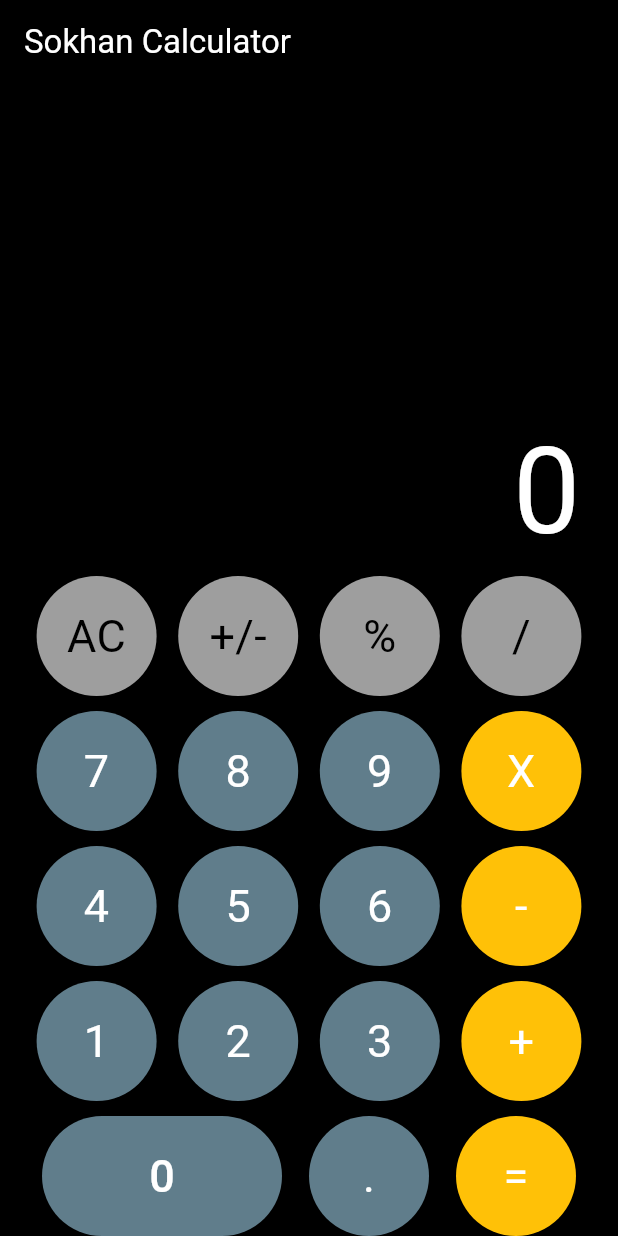
After one commit to sopheap-it/todo_app_team, a Flutter app: the Calculator screen opened directly, after a tap on "AC", on a phone screen of 412 x 824 dp. The commit adds this screen. Run offline on Flutter 3.47's test engine with Material 3 defaults, Android fonts, the phone set to English and light mode, and no system bars; our stand-ins replace badges, google_fonts.

Commit message:
first calculator

```diff
--- /dev/null
+++ b/lib/kheavsokhan/calculator/calculator.dart
@@ -0,0 +1,270 @@
+import 'package:flutter/material.dart';
+import 'package:todo_app_team/kheavsokhan/calculator/widget_button.dart';
+
+class Calculator extends StatefulWidget {
+  const Calculator({super.key});
+
+  @override
+  State<Calculator> createState() => _CalculatorState();
+}
+
+class _CalculatorState extends State<Calculator> {
+  String numberOne = "";
+  String numberTwo = "";
+  String operand = "";
+  String result = "";
+
+  void onBtn(String value) {
+    setState(() {
+      if (value == "AC") {
+        numberOne = "";
+        numberTwo = "";
+        operand = "";
+        result = "";
+      }
+      else if (value == "+" || value == "-" || value == "X" || value == "/") {
+        if (numberOne.isNotEmpty) {
+          operand = value;
+        }
+      }
+      else if (value == "=") {
+        if (numberOne.isNotEmpty && numberTwo.isNotEmpty && operand.isNotEmpty) {
+          double num1 = double.parse(numberOne);
+          double num2 = double.parse(numberTwo);
+          switch (operand) {
+            case "+":
+              result = (num1 + num2).toString();
+              break;
+            case "-":
+              result = (num1 - num2).toString();
+              break;
+            case "X":
+              result = (num1 * num2).toString();
+              break;
+            case "/":
+              if (num2 != 0) {
+                result = (num1 / num2).toString();
+              } else {
+                result = "Error";
+              }
+              break;
+          }
+          numberOne = result;
+          numberTwo = "";
+          operand = "";
+        }
+      }
+      else {
+        if (operand.isEmpty) {
+          numberOne += value;
+        } else {
+          numberTwo += value;
+        }
+      }
+    });
+  }
+
+  @override
+  Widget build(BuildContext context) {
+    return Scaffold(
+      backgroundColor: Colors.black,
+      appBar: AppBar(
+        backgroundColor: Colors.black,
+        automaticallyImplyLeading: false,
+        title: const Text(
+          "Sokhan Calculator",
+          style: TextStyle(color: Colors.white),
+        ),
+      ),
+      body: Padding(
+        padding: const EdgeInsets.symmetric(horizontal: 10),
+        child: Column(
+          mainAxisAlignment: MainAxisAlignment.end,
+          children: [
+            SizedBox(
+              height: 200,
+              child: Align(
+                alignment: Alignment.bottomRight,
+                child: SingleChildScrollView(
+                  scrollDirection: Axis.horizontal,
+                  child: Padding(
+                    padding: const EdgeInsets.only(right: 15),
+                    child: Text(
+                      "$numberOne$operand$numberTwo".isEmpty
+                          ? "0"
+                          : "$numberOne$operand$numberTwo",
+                      style: const TextStyle(
+                          color: Colors.white, fontSize: 80),
+                      textAlign: TextAlign.right,
+                    ),
+                  ),
+                ),
+              ),
+            ),
+            Row(
+              mainAxisAlignment: MainAxisAlignment.spaceEvenly,
+              children: [
+                WidgetButton(
+                    text: "AC",
+                    txtColor: Colors.black,
+                    bgColor: Colors.grey,
+                    onTap: () => onBtn("AC")
+                ),
+                WidgetButton(
+                    text: "+/-",
+                    txtColor: Colors.black,
+                    bgColor: Colors.grey,
+                    onTap: () {}
+                ),
+                WidgetButton(
+                    text: "%",
+                    txtColor: Colors.black,
+                    bgColor: Colors.grey,
+                    onTap: () {}
+                ),
+                WidgetButton(
+                    text: "/",
+                    txtColor: Colors.black,
+                    bgColor: Colors.grey,
+                    onTap: () => onBtn("/")
+                ),
+              ],
+            ),
+            const SizedBox(
+              height: 10,
+            ),
+            Row(
+              mainAxisAlignment: MainAxisAlignment.spaceEvenly,
+              children: [
+                WidgetButton(
+                    text: "7",
+                    txtColor: Colors.white,
+                    bgColor: Colors.blueGrey,
+                    onTap: () => onBtn("7")
+                ),
+                WidgetButton(
+                    text: "8",
+                    txtColor: Colors.white,
+                    bgColor: Colors.blueGrey,
+                    onTap: () => onBtn("8")
+                ),
+                WidgetButton(
+                    text: "9",
+                    txtColor: Colors.white,
+                    bgColor: Colors.blueGrey,
+                    onTap: () => onBtn("9")
+                ),
+                WidgetButton(
+                    text: "X",
+                    txtColor: Colors.white,
+                    bgColor: Colors.amber,
+                    onTap: () => onBtn("X")
+                ),
+              ],
+            ),
+            const SizedBox(
+              height: 10,
+            ),
+            Row(
+              mainAxisAlignment: MainAxisAlignment.spaceEvenly,
+              children: [
+                WidgetButton(
+                    text: "4",
+                    txtColor: Colors.white,
+                    bgColor: Colors.blueGrey,
+                    onTap: () => onBtn("4")
+                ),
+                WidgetButton(
+                    text: "5",
+                    txtColor: Colors.white,
+                    bgColor: Colors.blueGrey,
+                    onTap: () => onBtn("5")
+                ),
+                WidgetButton(
+                    text: "6",
+                    txtColor: Colors.white,
+                    bgColor: Colors.blueGrey,
+                    onTap: () => onBtn("6")
+                ),
+                WidgetButton(
+                    text: "-",
+                    txtColor: Colors.white,
+                    bgColor: Colors.amber,
+                    onTap: () => onBtn("-")
+                ),
+              ],
+            ),
+            const SizedBox(
+              height: 10,
+            ),
+            Row(
+              mainAxisAlignment: MainAxisAlignment.spaceEvenly,
+              children: [
+                WidgetButton(
+                    text: "1",
+                    txtColor: Colors.white,
+                    bgColor: Colors.blueGrey,
+                    onTap: () => onBtn("1")
+                ),
+                WidgetButton(
+                    text: "2",
+                    txtColor: Colors.white,
+                    bgColor: Colors.blueGrey,
+                    onTap: () => onBtn("2")
+                ),
+                WidgetButton(
+                    text: "3",
+                    txtColor: Colors.white,
+                    bgColor: Colors.blueGrey,
+                    onTap: () => onBtn("3")
+                ),
+                WidgetButton(
+                    text: "+",
+                    txtColor: Colors.white,
+                    bgColor: Colors.amber,
+                    onTap: () => onBtn("+")
+                ),
+              ],
+            ),
+            const SizedBox(
+              height: 10,
+            ),
+            Row(
+              mainAxisAlignment: MainAxisAlignment.spaceEvenly,
+              children: [
+                Container(
+                  width: 160,
+                  height: 80,
+                  decoration: BoxDecoration(
+                    borderRadius: BorderRadius.circular(50),
+                    color: Colors.blueGrey,
+                  ),
+                  child: TextButton(
+                    onPressed: () => onBtn("0"),
+                    child: const Text(
+                      "0",
+                      style: TextStyle(color: Colors.white, fontSize: 30),
+                      textAlign: TextAlign.left,
+                    ),
+                  ),
+                ),
+                WidgetButton(
+                    text: ".",
+                    txtColor: Colors.white,
+                    bgColor: Colors.blueGrey,
+                    onTap: () => onBtn(".")
+                ),
+                WidgetButton(
+                    text: "=",
+                    txtColor: Colors.white,
+                    bgColor: Colors.amber,
+                    onTap: () => onBtn("=")
+                ),
+              ],
+            ),
+          ],
+        ),
+      ),
+    );
+  }
+}
--- /dev/null
+++ b/lib/kheavsokhan/calculator/widget_button.dart
@@ -0,0 +1,41 @@
+import 'package:flutter/material.dart';
+
+class WidgetButton extends StatelessWidget {
+  const WidgetButton({
+    super.key,
+    required this.text,
+    required this.txtColor,
+    required this.bgColor,
+    required this.onTap,
+  });
+
+  final String text;
+  final Color txtColor;
+  final Color bgColor;
+  final VoidCallback onTap;
+
+  @override
+  Widget build(BuildContext context) {
+    return Container(
+      width: 80,
+      height: 80,
+      decoration: BoxDecoration(
+        color: bgColor,
+        shape: BoxShape.circle
+      ),
+      child: InkWell(
+        onTap: onTap,
+        child: Center(
+          child: Text(
+            text,
+            textAlign: TextAlign.center,
+            style: TextStyle(
+              fontSize: 30,
+              color: txtColor,
+            ),
+          ),
+        ),
+      ),
+    );
+  }
+}
--- a/lib/main.dart
+++ b/lib/main.dart
@@ -1,4 +1,5 @@
 import 'package:flutter/material.dart';
+import 'package:todo_app_team/kheavsokhan/calculator/calculator.dart';
 import 'package:todo_app_team/kheavsokhan/ui_news_app/screen/welcome_screen.dart';
 import 'package:todo_app_team/kheavsokhan/ui_todo_list/NewTodo.dart';
 import 'package:todo_app_team/sarak/todo_ui.dart';
@@ -81,6 +82,17 @@ class HomePage extends StatelessWidget {
                 );
               },
             ),
+            ElevatedButton(
+              child: const Text('Go to Sokhan Calculator'),
+              onPressed: () {
+                Navigator.push(
+                  context,
+                  MaterialPageRoute(
+                    builder: (context) => const Calculator(),
+                  ),
+                );
+              },
+            ),
           ],
         ),
       ),
```
